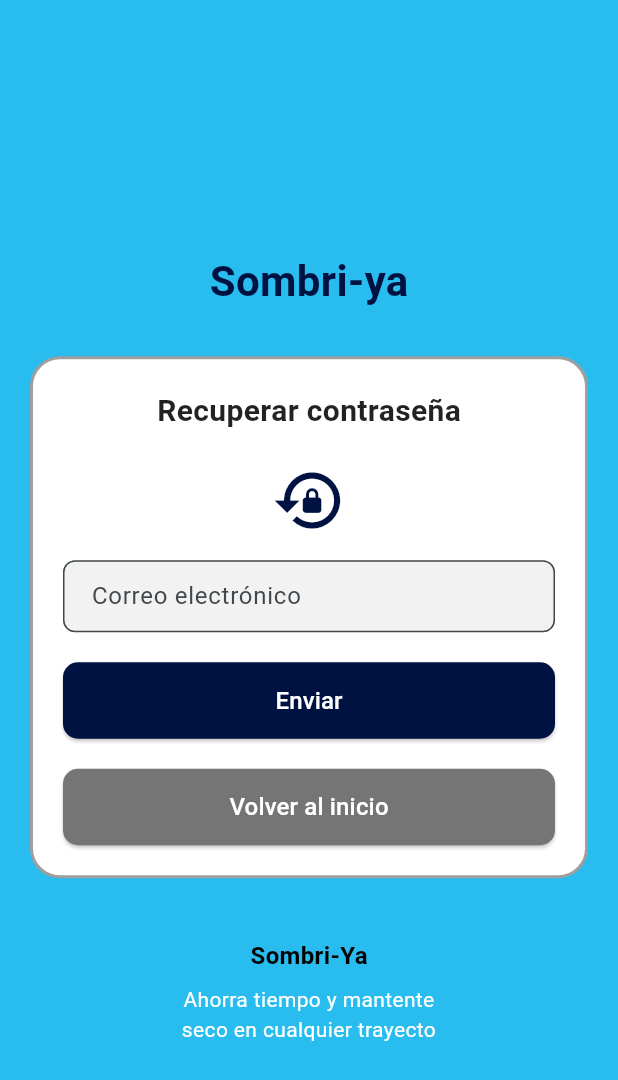
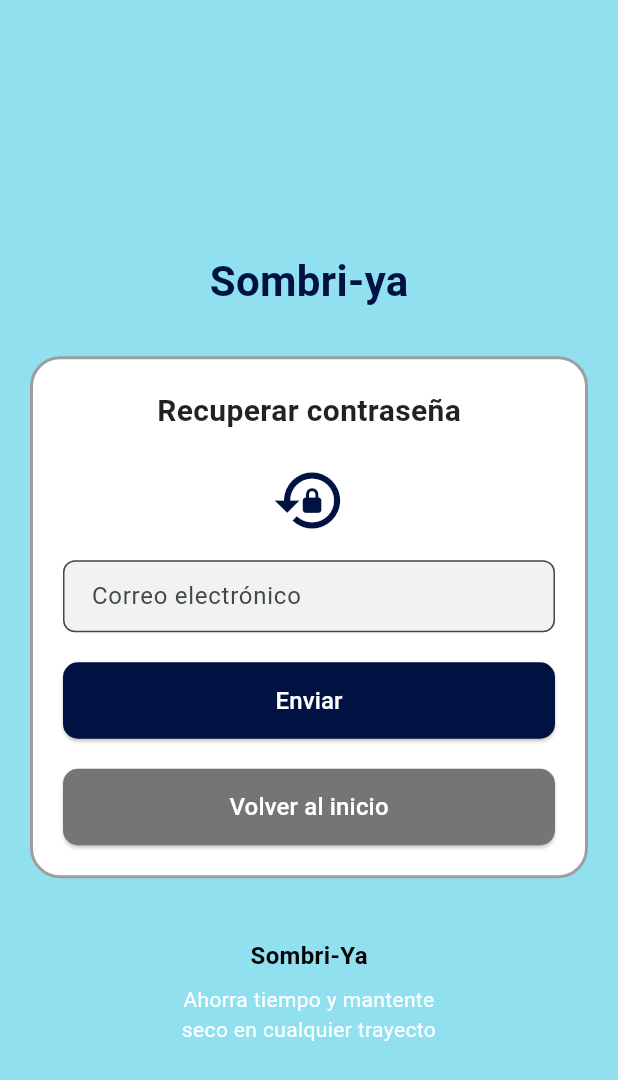
Before and after one commit to Group-41-Section-4/Sombri_ya_Flutter, a Flutter app: the screen it shows after launch, after a tap on "Iniciar Sesión", after a tap on "¿Olvidaste tu contraseña?", on a phone screen of 412 x 824 dp. Shown: the top 1080 px of the screen. Run offline on Flutter 3.47's test engine with Material 3 defaults, Android fonts, the phone set to English and light mode, and no system bars; our stand-ins replace google_fonts, google_sign_in.

Commit message:
Standarization of colors for the front

```diff
--- a/flutter_sombri_ya/lib/forgot_password.dart
+++ b/flutter_sombri_ya/lib/forgot_password.dart
@@ -10,7 +10,7 @@ class ForgotPassword extends StatelessWidget {
     final TextEditingController emailController = TextEditingController();
 
     return Scaffold(
-      backgroundColor: const Color(0xFF28BCEF),
+      backgroundColor: const Color(0xFF90E0EF),
       body: Center(
         child: SingleChildScrollView(
           child: Column(
--- a/flutter_sombri_ya/lib/login.dart
+++ b/flutter_sombri_ya/lib/login.dart
@@ -2,6 +2,7 @@ import 'package:flutter/material.dart';
 import 'package:flutter_sombri_ya/signin.dart';
 import 'package:flutter_sombri_ya/forgot_password.dart';
 // import 'package:local_auth/local_auth.dart';
+import 'package:google_sign_in/google_sign_in.dart';
 import 'home.dart';
 import "signin.dart";
 
@@ -12,7 +13,7 @@ class LoginPage extends StatelessWidget {
   @override
   Widget build(BuildContext context) {
     return Scaffold(
-      backgroundColor: const Color(0xFF28BCEF),
+      backgroundColor: const Color(0xFF90E0EF),
       body: Center(
         child: SingleChildScrollView(
           child: Column(
@@ -186,7 +187,7 @@ class LoginPage extends StatelessWidget {
               const Text(
                 "Ahorra tiempo y mantente\nseco en cualquier trayecto",
                 textAlign: TextAlign.center,
-                style: TextStyle(color: Colors.white, fontSize: 14),
+                style: TextStyle(color: Color(0xFF001242), fontSize: 14),
               ),
             ],
           ),
--- a/flutter_sombri_ya/lib/main.dart
+++ b/flutter_sombri_ya/lib/main.dart
@@ -29,7 +29,7 @@ class SplashScreen extends StatelessWidget {
   @override
   Widget build(BuildContext context) {
     return Scaffold(
-      backgroundColor: const Color(0xFF28BCEF),
+      backgroundColor: const Color(0xFF90E0EF),
       body: Column(
         mainAxisAlignment: MainAxisAlignment.center,
         crossAxisAlignment: CrossAxisAlignment.center,
--- a/flutter_sombri_ya/lib/reset_password.dart
+++ b/flutter_sombri_ya/lib/reset_password.dart
@@ -10,7 +10,7 @@ class ResetPasswordPage extends StatelessWidget {
     final TextEditingController confirmPasswordController = TextEditingController();
 
     return Scaffold(
-      backgroundColor: const Color(0xFF28BCEF),
+      backgroundColor: const Color(0xFF90E0EF),
       body: Center(
         child: SingleChildScrollView(
           child: Column(
--- a/flutter_sombri_ya/lib/signin.dart
+++ b/flutter_sombri_ya/lib/signin.dart
@@ -7,7 +7,7 @@ class SigninPage extends StatelessWidget {
   @override
   Widget build(BuildContext context) {
     return Scaffold(
-      backgroundColor: const Color(0xFF28BCEF),
+      backgroundColor: const Color(0xFF90E0EF),
       body: Center(
         child: SingleChildScrollView(
           child: Column(
--- a/flutter_sombri_ya/pubspec.yaml
+++ b/flutter_sombri_ya/pubspec.yaml
@@ -31,6 +31,7 @@ dependencies:
   flutter:
     sdk: flutter
   google_fonts: ^6.2.0
+  google_sign_in: ^6.1.0
 
   # The following adds the Cupertino Icons font to your application.
   # Use with the CupertinoIcons class for iOS style icons.
```
Also changed, not shown: flutter_sombri_ya/pubspec.lock, 1 other file.
